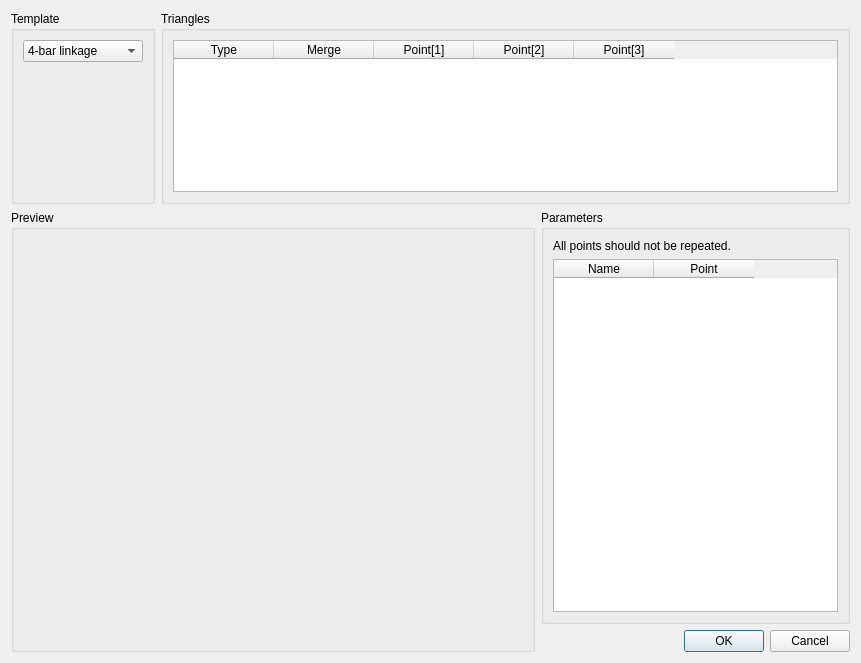
The window that core/panel/run_Triangle_Solver_template.ui (KmolYuan/Pyslvs-UI) describes before a commit, drawn with Qt 5.
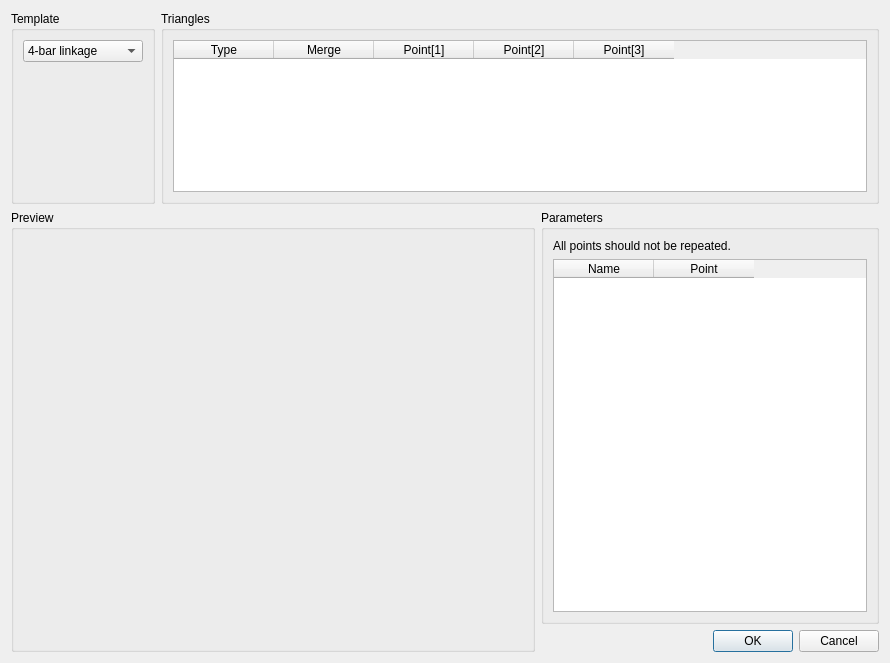
The same window after the commit. Icons and pictures are not drawn.

Commit message: TS template preview image improve.

Patch:
```diff
--- a/core/panel/run_Triangle_Solver_template.ui
+++ b/core/panel/run_Triangle_Solver_template.ui
@@ -6,19 +6,19 @@
    <rect>
     <x>0</x>
     <y>0</y>
-    <width>861</width>
+    <width>890</width>
     <height>663</height>
    </rect>
   </property>
   <property name="minimumSize">
    <size>
-    <width>861</width>
+    <width>890</width>
     <height>663</height>
    </size>
   </property>
   <property name="maximumSize">
    <size>
-    <width>861</width>
+    <width>890</width>
     <height>663</height>
    </size>
   </property>
```
The commit also changes 6 other files.
